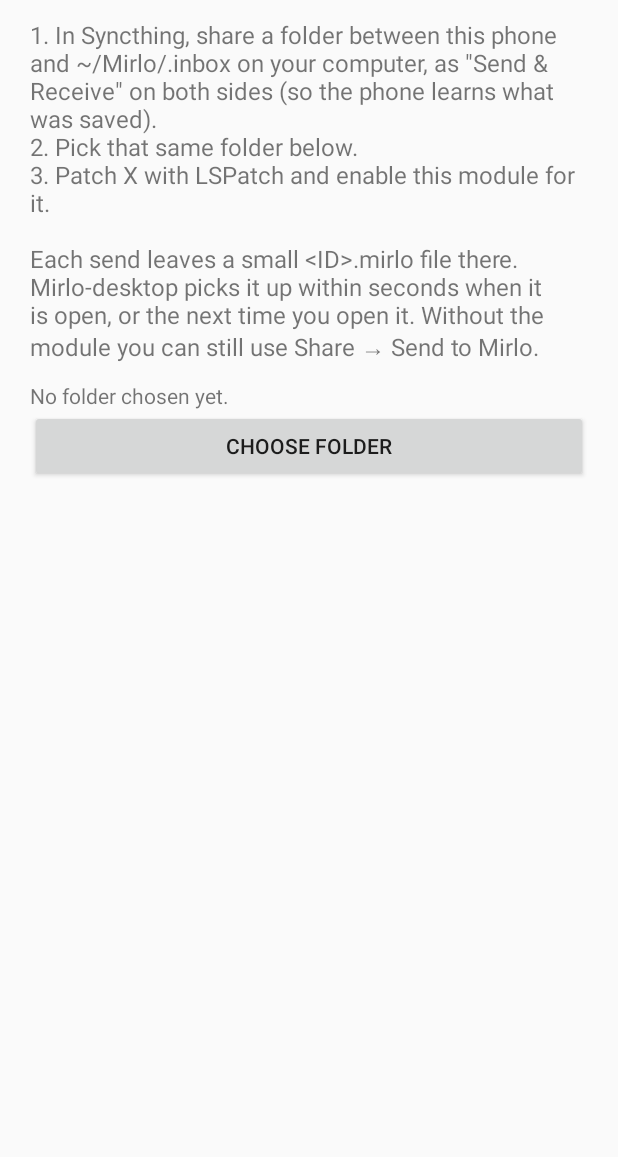
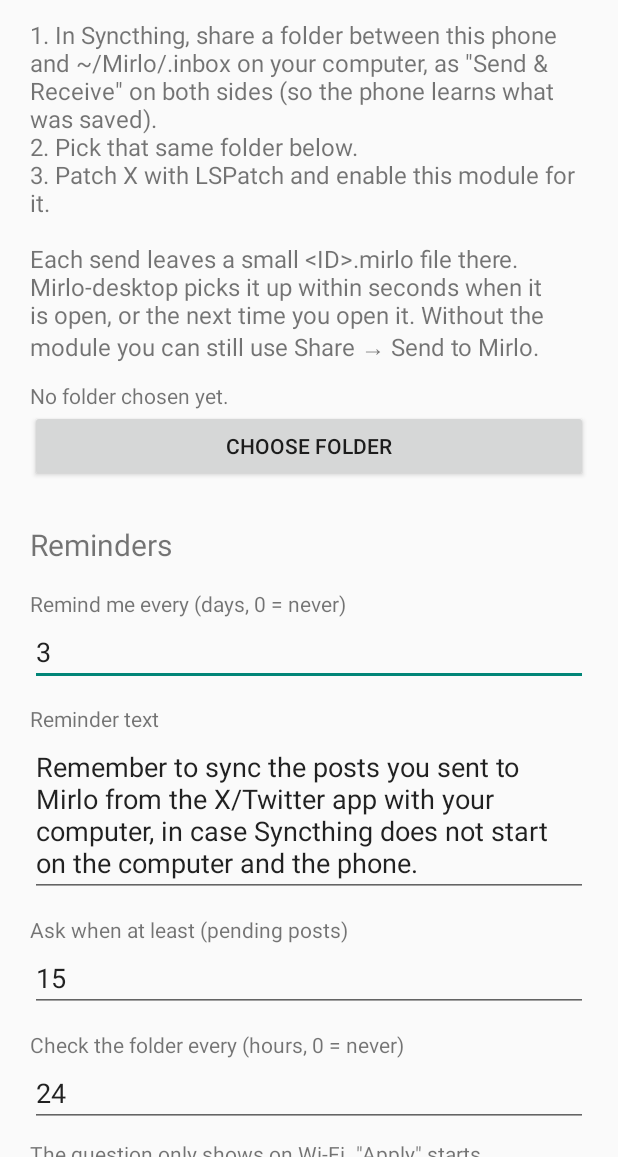
Before and after one commit to D4vRAM369/sendwithmirlo-for-x-twitter, an Android app: the screen it shows after launch (SetupActivity), on a phone screen of 412 x 824 dp, the part 79-1236 px from its top. Run offline under Robolectric (Android 15) with nearby library versions, the phone set to English and light mode, and no system bars.

Commit message:
feat: recordatorios y sincronización asistida con Mirlo-desktop (RF-05)
- SyncJob (JobScheduler, sin AndroidX), con tres trabajos:
  - REMIND: cada N días, si hay pendientes, recuerda con texto propio.
  - CHECK: cada N horas y solo con WiFi (red sin límite de datos), si hay
    al menos «umbral» pendientes pregunta «¿Quieres sincronizar…?».
  - APPLY: lo lanza el botón «Aplicar». Envía START a Syncthing-Fork, espera
    hasta 3 min a que la carpeta se vacíe y luego envía FOLLOW.
- Ajustes en SetupActivity: días, texto, umbral y horas, y el permiso de
  notificaciones (Android 13+).
- Manifest: POST_NOTIFICATIONS, ACCESS_NETWORK_STATE, RECEIVE_BOOT_COMPLETED
  y <queries> para Syncthing-Fork.

Requiere activar en Syncthing-Fork: Ajustes › Comportamiento › Control del
servicio mediante difusión.

```diff
--- a/app/src/main/java/io/github/d4vram369/sendwithmirlo/Prefs.kt
+++ b/app/src/main/java/io/github/d4vram369/sendwithmirlo/Prefs.kt
@@ -3,15 +3,32 @@ package io.github.d4vram369.sendwithmirlo
 import android.content.Context
 import android.net.Uri
 
-/** Solo se guarda una cosa: qué carpeta (de Syncthing) eligió la persona. */
+/** La carpeta (de Syncthing) que eligió la persona y sus ajustes de recordatorio. */
 object Prefs {
     private const val FILE = "mirlo"
     private const val TREE = "inbox_tree"
+    const val REMIND_DAYS = "remind_days" // 0 = nunca
+    const val REMIND_TEXT = "remind_text"
+    const val THRESHOLD = "threshold"
+    const val CHECK_HOURS = "check_hours" // 0 = nunca
+    val DEFAULTS = mapOf(REMIND_DAYS to 3, THRESHOLD to 15, CHECK_HOURS to 24)
 
-    fun tree(context: Context): Uri? =
-        context.getSharedPreferences(FILE, Context.MODE_PRIVATE).getString(TREE, null)?.let(Uri::parse)
+    private fun sp(context: Context) = context.getSharedPreferences(FILE, Context.MODE_PRIVATE)
+
+    fun tree(context: Context): Uri? = sp(context).getString(TREE, null)?.let(Uri::parse)
 
     fun setTree(context: Context, uri: Uri) {
-        context.getSharedPreferences(FILE, Context.MODE_PRIVATE).edit().putString(TREE, uri.toString()).apply()
+        sp(context).edit().putString(TREE, uri.toString()).apply()
+    }
+
+    fun int(context: Context, key: String): Int = sp(context).getInt(key, DEFAULTS.getValue(key))
+
+    fun remindText(context: Context): String =
+        sp(context).getString(REMIND_TEXT, null) ?: context.getString(R.string.remind_default)
+
+    fun save(context: Context, ints: Map<String, Int>, text: String) {
+        val e = sp(context).edit()
+        ints.forEach { (k, v) -> e.putInt(k, v) }
+        e.putString(REMIND_TEXT, text.ifBlank { null }).apply()
     }
 }
--- a/app/src/main/java/io/github/d4vram369/sendwithmirlo/SetupActivity.kt
+++ b/app/src/main/java/io/github/d4vram369/sendwithmirlo/SetupActivity.kt
@@ -1,18 +1,25 @@
 package io.github.d4vram369.sendwithmirlo
 
+import android.Manifest
 import android.app.Activity
+import android.app.job.JobScheduler
 import android.content.Intent
+import android.content.pm.PackageManager.PERMISSION_GRANTED
 import android.net.Uri
+import android.os.Build
 import android.os.Bundle
 import android.provider.DocumentsContract
+import android.text.InputType
 import android.util.TypedValue
 import android.widget.Button
+import android.widget.EditText
 import android.widget.LinearLayout
 import android.widget.ScrollView
 import android.widget.TextView
+import android.widget.Toast
 
 /**
- * Una pantalla: elegir la carpeta compartida con Syncthing. Vistas a mano y sin AndroidX para
+ * Una pantalla: elegir la carpeta compartida con Syncthing y ajustar los recordatorios (RF-05). Vistas a mano y sin AndroidX para
  * que el APK sea mínimo; el mismo APK se carga dentro del proceso de X como módulo.
  */
 class SetupActivity : Activity() {
@@ -41,11 +48,61 @@ class SetupActivity : Activity() {
             text = getString(R.string.setup_pick)
             setOnClickListener { pick() }
         })
+        reminders(column)
         setContentView(ScrollView(this).apply {
             fitsSystemWindows = true // targetSdk 35 dibuja de borde a borde
             addView(column)
         })
         refresh()
+        // primera vez (o tras reinstalar): programa los avisos con los valores por defecto
+        if (getSystemService(JobScheduler::class.java).allPendingJobs.isEmpty()) SyncJob.schedule(this)
+        if (Build.VERSION.SDK_INT >= 33 && checkSelfPermission(Manifest.permission.POST_NOTIFICATIONS) != PERMISSION_GRANTED) {
+            requestPermissions(arrayOf(Manifest.permission.POST_NOTIFICATIONS), 2)
+        }
+    }
+
+    private fun reminders(column: LinearLayout) {
+        column.addView(TextView(this).apply {
+            text = getString(R.string.remind_title)
+            setTextSize(TypedValue.COMPLEX_UNIT_SP, 20f)
+            setPadding(0, dp(28), 0, dp(4))
+        })
+        fun number(label: Int, key: String) = field(column, getString(label), Prefs.int(this, key).toString(), true)
+        val days = number(R.string.remind_days, Prefs.REMIND_DAYS)
+        val message = field(column, getString(R.string.remind_text), Prefs.remindText(this), false)
+        val threshold = number(R.string.remind_threshold, Prefs.THRESHOLD)
+        val hours = number(R.string.remind_hours, Prefs.CHECK_HOURS)
+        column.addView(TextView(this).apply {
+            text = getString(R.string.remind_help)
+            setTextSize(TypedValue.COMPLEX_UNIT_SP, 14f)
+            setPadding(0, dp(8), 0, dp(8))
+        })
+        column.addView(Button(this).apply {
+            setText(R.string.remind_save)
+            setOnClickListener {
+                fun EditText.int(min: Int) = (text.toString().toIntOrNull() ?: 0).coerceAtLeast(min)
+                Prefs.save(
+                    this@SetupActivity,
+                    mapOf(Prefs.REMIND_DAYS to days.int(0), Prefs.THRESHOLD to threshold.int(1), Prefs.CHECK_HOURS to hours.int(0)),
+                    message.text.toString(),
+                )
+                SyncJob.schedule(this@SetupActivity)
+                Toast.makeText(this@SetupActivity, R.string.remind_saved, Toast.LENGTH_SHORT).show()
+            }
+        })
+    }
+
+    private fun field(column: LinearLayout, label: String, value: String, numeric: Boolean): EditText {
+        column.addView(TextView(this).apply {
+            text = label
+            setPadding(0, dp(12), 0, 0)
+        })
+        return EditText(this).apply {
+            setText(value)
+            inputType = if (numeric) InputType.TYPE_CLASS_NUMBER
+            else InputType.TYPE_CLASS_TEXT or InputType.TYPE_TEXT_FLAG_MULTI_LINE or InputType.TYPE_TEXT_FLAG_CAP_SENTENCES
+            column.addView(this)
+        }
     }
 
     @Suppress("DEPRECATION") // Activity sin AndroidX: no hay registerForActivityResult
--- /dev/null
+++ b/app/src/main/java/io/github/d4vram369/sendwithmirlo/SyncJob.kt
@@ -0,0 +1,140 @@
+package io.github.d4vram369.sendwithmirlo
+
+import android.app.Notification
+import android.app.NotificationChannel
+import android.app.NotificationManager
+import android.app.PendingIntent
+import android.app.job.JobInfo
+import android.app.job.JobParameters
+import android.app.job.JobScheduler
+import android.app.job.JobService
+import android.content.BroadcastReceiver
+import android.content.ComponentName
+import android.content.Context
+import android.content.Intent
+import android.os.SystemClock
+import android.util.Log
+
+/**
+ * RF-05: que no se olvide sincronizar. Tres trabajos de JobScheduler (del sistema: sin WorkManager ni AndroidX).
+ * - REMIND: cada N días, si hay posts pendientes, lo recuerda con el texto de la persona.
+ * - CHECK: cada N horas y solo con WiFi, si hay al menos `umbral` pendientes, pregunta y ofrece «Aplicar».
+ * - APPLY: lo lanza «Aplicar». Fuerza el arranque de Syncthing-Fork, espera a que la carpeta se vacíe
+ *   (Mirlo-desktop borra cada .mirlo al guardarlo) y cuenta el resultado.
+ */
+class SyncJob : JobService() {
+
+    override fun onStartJob(params: JobParameters): Boolean {
+        Thread {
+            try {
+                run(params.jobId)
+            } catch (e: Exception) {
+                Log.w(TAG, "trabajo ${params.jobId}", e)
+            }
+            jobFinished(params, false)
+        }.start()
+        return true // sigue en el hilo
+    }
+
+    override fun onStopJob(params: JobParameters) = false
+
+    private fun run(job: Int) {
+        val tree = Prefs.tree(this) ?: return
+        val pending = Inbox.count(this, tree)
+        Log.i(TAG, "trabajo $job: $pending pendientes")
+        when (job) {
+            REMIND -> if (pending > 0) notify(Prefs.remindText(this), pending, offerApply = true)
+            CHECK -> if (pending >= Prefs.int(this, Prefs.THRESHOLD)) {
+                notify(getString(R.string.check_question), pending, offerApply = true)
+            }
+            APPLY -> apply(pending) { Inbox.count(this, tree) }
+        }
+    }
+
+    private fun apply(before: Int, count: () -> Int) {
+        if (before == 0) return notify(getString(R.string.apply_nothing), 0, offerApply = false)
+        notify(getString(R.string.apply_running), before, offerApply = false)
+        syncthing("START")
+        val end = SystemClock.elapsedRealtime() + APPLY_WAIT_MS
+        var left = before
+        while (left > 0 && SystemClock.elapsedRealtime() < end) {
+            Thread.sleep(5_000)
+            left = count()
+        }
+        syncthing("FOLLOW") // vuelve a sus propias condiciones de ejecución
+        Log.i(TAG, "aplicar: $before → $left")
+        if (left == 0) notify(getString(R.string.apply_done, before), 0, offerApply = false)
+        else notify(getString(R.string.apply_left), left, offerApply = true)
+    }
+
+    /** Syncthing-Fork solo hace caso si tiene activado «Control del servicio mediante difusión». */
+    private fun syncthing(action: String) {
+        // ponytail: solo Syncthing-Fork; el Syncthing de Android original está abandonado
+        sendBroadcast(Intent("$ST_PKG.action.$action").setClassName(ST_PKG, ST_RECEIVER))
+    }
+
+    private fun notify(text: String, pending: Int, offerApply: Boolean) {
+        val nm = getSystemService(NotificationManager::class.java)
+        nm.createNotificationChannel(
+            NotificationChannel(CHANNEL, getString(R.string.channel_name), NotificationManager.IMPORTANCE_DEFAULT),
+        )
+        val open = PendingIntent.getActivity(
+            this, 0, Intent(this, SetupActivity::class.java), PendingIntent.FLAG_IMMUTABLE,
+        )
+        val b = Notification.Builder(this, CHANNEL)
+            .setSmallIcon(R.drawable.ic_mirlo)
+            .setContentTitle(if (pending > 0) getString(R.string.notif_title, pending) else getString(R.string.app_name))
+            .setContentText(text)
+            .setStyle(Notification.BigTextStyle().bigText(text))
+            .setContentIntent(open)
+            .setAutoCancel(true)
+        if (offerApply) {
+            val apply = PendingIntent.getBroadcast(
+                this, 0, Intent(this, ApplyReceiver::class.java), PendingIntent.FLAG_IMMUTABLE,
+            )
+            b.addAction(Notification.Action.Builder(null, getString(R.string.apply), apply).build())
+        }
+        nm.notify(NOTIFICATION, b.build())
+    }
+
+    /** El botón «Aplicar» de la notificación. */
+    class ApplyReceiver : BroadcastReceiver() {
+        override fun onReceive(context: Context, intent: Intent) = start(context)
+    }
+
+    companion object {
+        private const val TAG = "MirloX"
+        private const val CHANNEL = "sync"
+        private const val NOTIFICATION = 1
+        const val REMIND = 1
+        const val CHECK = 2
+        const val APPLY = 3
+        private const val HOUR = 3_600_000L
+        private const val APPLY_WAIT_MS = 3 * 60_000L
+        private const val ST_PKG = "com.github.catfriend1.syncthingfork"
+        private const val ST_RECEIVER = "com.nutomic.syncthingandroid.receiver.AppConfigReceiver"
+
+        /** Programa (o cancela, con 0) los dos trabajos periódicos según los ajustes. */
+        fun schedule(context: Context) {
+            val js = context.getSystemService(JobScheduler::class.java)
+            val cn = ComponentName(context, SyncJob::class.java)
+            val days = Prefs.int(context, Prefs.REMIND_DAYS)
+            val hours = Prefs.int(context, Prefs.CHECK_HOURS)
+            if (days > 0) {
+                js.schedule(JobInfo.Builder(REMIND, cn).setPeriodic(days * 24 * HOUR).setPersisted(true).build())
+            } else js.cancel(REMIND)
+            if (hours > 0) {
+                // ponytail: «tu WiFi» = cualquier red sin límite de datos; el nombre de la red exige permiso de ubicación
+                js.schedule(
+                    JobInfo.Builder(CHECK, cn).setPeriodic(hours * HOUR)
+                        .setRequiredNetworkType(JobInfo.NETWORK_TYPE_UNMETERED).setPersisted(true).build(),
+                )
+            } else js.cancel(CHECK)
+        }
+
+        fun start(context: Context) {
+            context.getSystemService(JobScheduler::class.java)
+                .schedule(JobInfo.Builder(APPLY, ComponentName(context, SyncJob::class.java)).setOverrideDeadline(0).build())
+        }
+    }
+}
--- a/app/src/main/res/values/strings.xml
+++ b/app/src/main/res/values/strings.xml
@@ -13,4 +13,21 @@
     <string name="not_a_post">That is not a link to a post on X</string>
     <string name="send_failed">Could not write to the folder: %1$s</string>
     <string name="lost_access">Mirlo lost access to the folder. Choose it again.</string>
+    <string name="remind_default">Remember to sync the posts you sent to Mirlo from the X/Twitter app with your computer, in case Syncthing does not start on the computer and the phone.</string>
+    <string name="remind_title">Reminders</string>
+    <string name="remind_days">Remind me every (days, 0 = never)</string>
+    <string name="remind_text">Reminder text</string>
+    <string name="remind_threshold">Ask when at least (pending posts)</string>
+    <string name="remind_hours">Check the folder every (hours, 0 = never)</string>
+    <string name="remind_help">The question only shows on Wi-Fi. \"Apply\" starts Syncthing-Fork and waits until Mirlo-desktop saves the posts; for that, enable Settings › Behaviour › Service control by broadcast in Syncthing-Fork.</string>
+    <string name="remind_save">Save</string>
+    <string name="remind_saved">Saved</string>
+    <string name="channel_name">Sync with Mirlo-desktop</string>
+    <string name="notif_title">Waiting for Mirlo: %1$d</string>
+    <string name="check_question">Do you want to sync your pending posts with Mirlo-desktop?</string>
+    <string name="apply">Apply</string>
+    <string name="apply_running">Syncing with Mirlo-desktop…</string>
+    <string name="apply_done">Synced. Saved in Mirlo-desktop: %1$d.</string>
+    <string name="apply_left">Still pending. Is the computer on and Mirlo-desktop open?</string>
+    <string name="apply_nothing">Nothing pending.</string>
 </resources>
```
Also changed, not shown: app/src/main/AndroidManifest.xml (+19 -0 lines), 1 other file.
